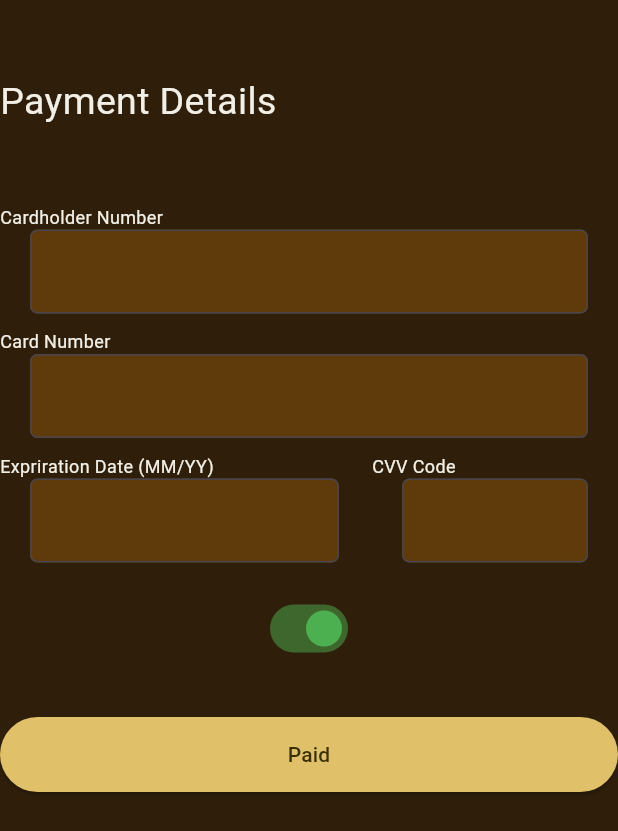
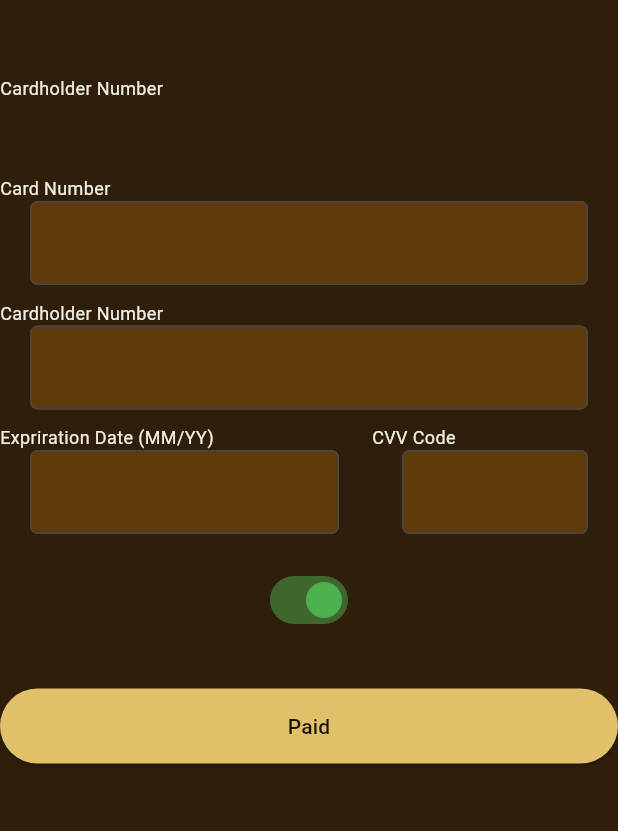
Before and after one commit to Azerma/payment, a Flutter app: the screen it shows after launch, after a tap on "Pay", on a phone screen of 412 x 824 dp. Shown: the top 831 px of the screen. Run offline on Flutter 3.47's test engine with Material 3 defaults, Android fonts, the phone set to English and light mode, and no system bars; our stand-ins replace shared_preferences.

Commit message:
Your commit message

```diff
--- /dev/null
+++ b/lib/constants/app_color.dart
@@ -0,0 +1,11 @@
+import 'package:flutter/material.dart';
+
+class AppColor{
+AppColor._();
+static const BackBrown = Color.fromARGB(255, 46, 30, 10);
+static const BackElevate = Color.fromARGB(255, 224, 192, 105);
+static const FronElevate = Color.fromARGB(255, 21, 18, 7);
+static const InputColor = Color.fromARGB(255, 95, 58, 11);
+
+
+}
--- a/lib/custome_input.dart
+++ b/lib/custome_input.dart
@@ -1,3 +1,4 @@
+import 'package:card_page/constants/app_color.dart';
 import 'package:flutter/material.dart';
 
 class CustomeInput extends StatefulWidget {
@@ -6,17 +7,14 @@ class CustomeInput extends StatefulWidget {
   @override
   State<CustomeInput> createState() => _AState();
 }
-
 class _AState extends State<CustomeInput> {
   @override
   Widget build(BuildContext context) {
     return  Padding(
-
         padding: EdgeInsets.fromLTRB(20, 0, 20, 0),
-
         child: TextFormField(
           decoration: InputDecoration(
-            fillColor: const Color.fromARGB(255, 95, 58, 11),
+            fillColor: AppColor.InputColor,
             filled: true,
             border: OutlineInputBorder(
               borderRadius: BorderRadius.circular(5.0),
--- /dev/null
+++ b/lib/elevatedButton.dart
@@ -0,0 +1,51 @@
+import 'package:card_page/constants/app_color.dart';
+import 'package:flutter/material.dart';
+import 'package:shared_preferences/shared_preferences.dart';
+
+class PaymentButton extends StatefulWidget {
+  @override
+  _PaymentButtonState createState() => _PaymentButtonState();
+}
+
+class _PaymentButtonState extends State<PaymentButton> {
+  late SharedPreferences _prefs;
+  String buttonText = 'Pay';
+  bool isPaid = false;
+
+  @override
+  void initState() {
+    super.initState();
+    _initPreferences();
+  }
+
+  void _initPreferences() async {
+    _prefs = await SharedPreferences.getInstance();
+    setState(() {
+      isPaid = _prefs.getBool('isPaid') ?? false;
+      buttonText = isPaid ? 'Paid' : 'Pay';
+    });
+  }
+
+  Future<void> _togglePaidStatus() async {
+    setState(() {
+      isPaid = !isPaid;
+      buttonText = isPaid ? 'Paid' : 'Pay';
+      _prefs.setBool('isPaid', isPaid);
+    });
+  }
+
+  @override
+  Widget build(BuildContext context) {
+    return ElevatedButton(
+      onPressed: () {
+        _togglePaidStatus();
+      },
+      child: Text(buttonText),
+      style: ElevatedButton.styleFrom(
+        backgroundColor: AppColor.BackElevate,
+        foregroundColor: AppColor.FronElevate,
+        minimumSize: Size(MediaQuery.of(context).size.width, 50),
+      ),
+    );
+  }
+}
--- a/lib/main.dart
+++ b/lib/main.dart
@@ -1,9 +1,12 @@
-import 'package:card_page/app_text.dart';
+import 'package:card_page/constants/app_color.dart';
+import 'package:card_page/constants/app_text.dart';
 import 'package:card_page/custome_input.dart';
+import 'package:card_page/elevatedButton.dart';
+import 'package:card_page/sized_box.dart';
 import 'package:card_page/switch_button.dart';
 import 'package:card_page/text_widget.dart';
 import 'package:flutter/material.dart';
-import 'package:shared_preferences/shared_preferences.dart';
+
 
 void main() {
   runApp(MaterialApp(
@@ -11,8 +14,6 @@ void main() {
   ));
 }
 
-//Test
-//tyrtyryrtyrtyrt
 
 class Main extends StatefulWidget {
   const Main({Key? key}) : super(key: key);
@@ -22,70 +23,26 @@ class Main extends StatefulWidget {
 }
 
 class _MainState extends State<Main> {
-  late SharedPreferences _prefs;
-  String buttonText = 'Pay';
-  bool isPaid = false;
 
-  @override
-  void initState() {
-    super.initState();
-    _initPreferences();
-  }
 
-  void _initPreferences() async {
-    _prefs = await SharedPreferences.getInstance();
-    setState(() {
-      isPaid = _prefs.getBool('isPaid') ?? false;
-      buttonText = isPaid ? 'Paid' : 'Pay';
-    });
-  }
 
-  Future<void> _togglePaidStatus() async {
-    setState(() {
-      isPaid = !isPaid;
-      buttonText = isPaid ? 'Paid' : 'Pay';
-      _prefs.setBool('isPaid', isPaid);
-    });
-  }
 
   @override
   Widget build(BuildContext context) {
     return Scaffold(
-      backgroundColor: Color.fromARGB(255, 46, 30, 10),
+      backgroundColor: AppColor.BackBrown,
       body: SingleChildScrollView(
         child: Column(
           children: [
-            SizedBox(
-              height: 50,
-            ),
-            Align(
-              alignment: AlignmentDirectional.centerStart,
-              child: Text(
-                AppText.PD,
-                style: TextStyle(
-                  color: Color.fromARGB(255, 242, 239, 231),
-                  fontSize: 25,
-                ),
-              ),
-            ),
-            SizedBox(
-              height: 50,
-            ),
-          TextWidget(inputText: AppText.CHN),
+            50.h,
+           TextWidget(inputText: AppText.CHN),
+            50.h,
+          TextWidget(inputText: AppText.CN),
             CustomeInput(),
-            SizedBox(height: 10),
-            Align(
-              alignment: AlignmentDirectional.centerStart,
-              child: Text(
-                AppText.CN,
-                style: TextStyle(
-                  color: Color.fromARGB(255, 242, 239, 231),
-                  fontSize: 12,
-                ),
-              ),
-            ),
+            10.h,
+           TextWidget(inputText: AppText.CHN),
             CustomeInput(),
-            SizedBox(height: 10),
+            10.h,
             Row(
               children: [
                 Expanded(
@@ -93,30 +50,19 @@ class _MainState extends State<Main> {
                   child: Column(
                     crossAxisAlignment: CrossAxisAlignment.start,
                     children: [
-                      Text(
-                        AppText.ED,
-                        style: TextStyle(
-                          color: Color.fromARGB(255, 242, 239, 231),
-                          fontSize: 12,
-                        ),
-                      ),
+                     TextWidget(inputText: AppText.ED),
                       CustomeInput(),
                     ],
                   ),
                 ),
-                SizedBox(width: 2),
+                2.w,
+
                 Expanded(
                   flex: 2,
                   child: Column(
                     crossAxisAlignment: CrossAxisAlignment.start,
                     children: [
-                      Text(
-                        AppText.CVV,
-                        style: TextStyle(
-                          color: Color.fromARGB(255, 242, 239, 231),
-                          fontSize: 12,
-                        ),
-                      ),
+                      TextWidget(inputText: AppText.CVV),
                       CustomeInput(),
                     ],
                   ),
@@ -125,23 +71,9 @@ class _MainState extends State<Main> {
             ),
             SizedBox(height: 20),
             SwitchButton(),
-            SizedBox(
-              height: 35,
-            ),
-            ElevatedButton(
-              onPressed: () {
-                _togglePaidStatus();
-              },
-              child: Text(buttonText),
-              style: ElevatedButton.styleFrom(
-                backgroundColor: Color.fromARGB(255, 224, 192, 105),
-                foregroundColor: Color.fromARGB(255, 56, 47, 3),
-                minimumSize: Size(MediaQuery.of(context).size.width, 50),
-              ),
-            ),
-            SizedBox(
-              height: 50, // Add additional padding at the bottom
-            ),
+            35.h,
+            PaymentButton(),
+            50.h,
           ],
         ),
       ),
```
Also changed, not shown: lib/constants/app_text.dart (renamed from lib/app_text.dart).
